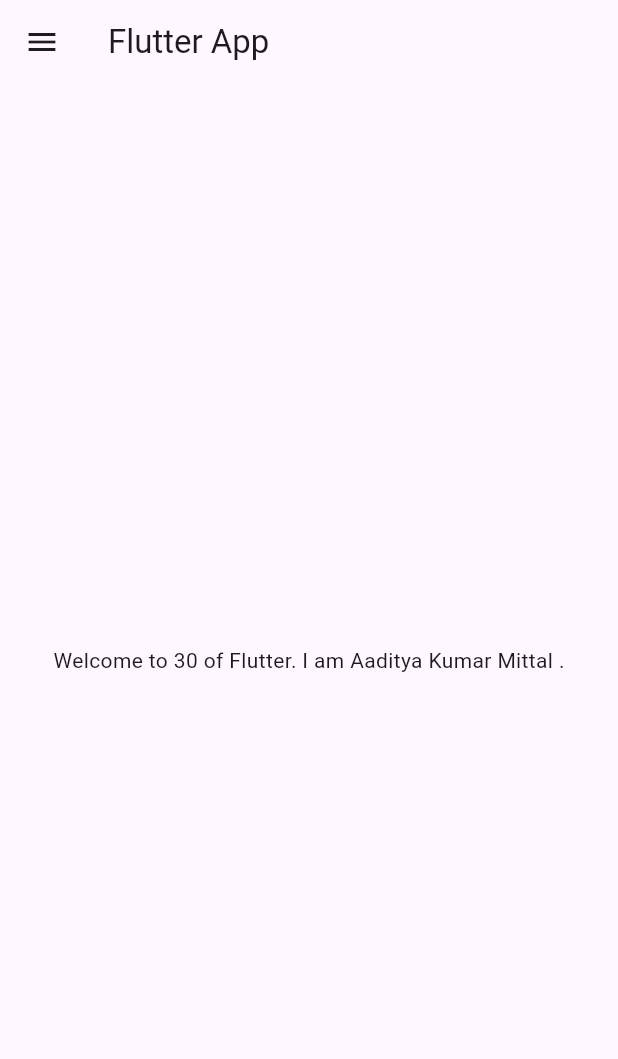
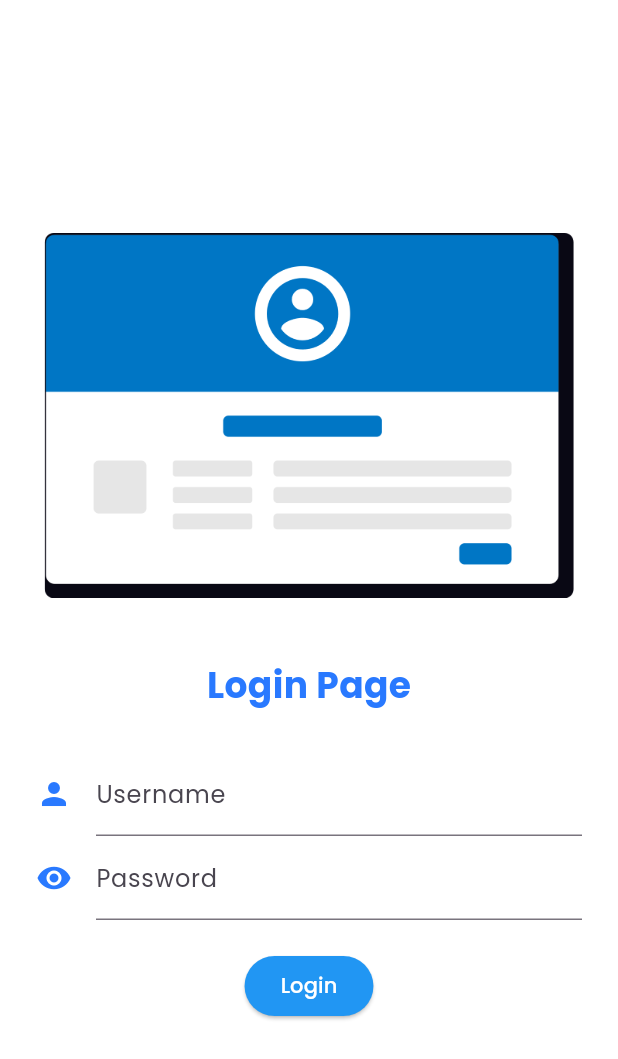
Before and after one commit to Aaditya-Kumar-Mittal/flutter_handson, a Flutter app: the screen it shows after launch, on a phone screen of 412 x 824 dp. Shown: the top 1059 px of the screen. Run offline on Flutter 3.47's test engine with Material 3 defaults, Android fonts, the light colour scheme and no system bars; our stand-ins replace google_fonts.

Commit message:
feat: Added Images and Google Fonts

```diff
--- a/lib/main.dart
+++ b/lib/main.dart
@@ -1,5 +1,7 @@
 import 'package:flutter/material.dart';
-import 'package:revision_flutter/HomePage.dart';
+import 'package:google_fonts/google_fonts.dart';
+import 'package:revision_flutter/pages/home_page.dart';
+import 'package:revision_flutter/pages/login_page.dart';
 
 void main() {
   runApp(const MyApp());
@@ -10,7 +12,26 @@ class MyApp extends StatelessWidget {
 
   // This widget is the root of your application.
   @override
+  // Everything is a widget in flutter.
+  // Almost 90% of them are widgets.
+  // Class will have first word capital whereas, function will be small.
   Widget build(BuildContext context) {
-    return MaterialApp(home: HomePage());
+    return MaterialApp(
+      themeMode: ThemeMode.light,
+      theme: ThemeData(
+        primarySwatch: Colors.blue,
+        primaryTextTheme: GoogleFonts.poppinsTextTheme(),
+        fontFamily: GoogleFonts.poppins().fontFamily,
+      ),
+      // darkTheme: ThemeData(brightness: Brightness.dark),
+      debugShowCheckedModeBanner: false,
+      initialRoute: "/",
+      routes: {
+        // Means default route
+        "/": (context) => LoginPage(),
+        "/home": (context) => HomePage(),
+        "/login": (context) => LoginPage(),
+      },
+    );
   }
 }
--- /dev/null
+++ b/lib/pages/login_page.dart
@@ -0,0 +1,65 @@
+import 'package:flutter/foundation.dart';
+import 'package:flutter/material.dart';
+
+class LoginPage extends StatelessWidget {
+  const LoginPage({super.key});
+
+  @override
+  Widget build(BuildContext context) {
+    return Material(
+      color: Colors.white,
+      child: Column(
+        mainAxisAlignment: MainAxisAlignment.center,
+        children: [
+          Image.asset("assets/images/login.png", fit: BoxFit.cover),
+          SizedBox(height: 20.0),
+          Text(
+            "Login Page",
+            style: TextStyle(
+              fontSize: 24,
+              fontWeight: FontWeight.bold,
+              color: Colors.blueAccent.shade400,
+            ),
+          ),
+          SizedBox(height: 20.0),
+          Padding(
+            padding: const EdgeInsets.symmetric(
+              vertical: 8.0,
+              horizontal: 24.0,
+            ),
+            child: Column(
+              children: [
+                TextField(
+                  decoration: InputDecoration(
+                    hintText: "Enter Username",
+                    labelText: "Username",
+                    icon: Icon(Icons.person, color: Colors.blueAccent.shade400),
+                  ),
+                ),
+                TextFormField(
+                  obscureText: true,
+                  decoration: InputDecoration(
+                    hintText: "Enter Password",
+                    labelText: "Password",
+                    icon: Icon(
+                      Icons.remove_red_eye_sharp,
+                      color: Colors.blueAccent.shade400,
+                    ),
+                  ),
+                ),
+                SizedBox(height: 20.0),
+                ElevatedButton(
+                  onPressed: () {
+                    print("Login Button Clicked");
+                  },
+                  child: Text("Login", style: TextStyle(color: Colors.white)),
+                  style: TextButton.styleFrom(backgroundColor: Colors.blue),
+                ),
+              ],
+            ),
+          ),
+        ],
+      ),
+    );
+  }
+}
--- a/pubspec.yaml
+++ b/pubspec.yaml
@@ -34,6 +34,7 @@ dependencies:
   # The following adds the Cupertino Icons font to your application.
   # Use with the CupertinoIcons class for iOS style icons.
   cupertino_icons: ^1.0.8
+  google_fonts: ^6.2.1
 
 dev_dependencies:
   flutter_test:
@@ -58,9 +59,8 @@ flutter:
   uses-material-design: true
 
   # To add assets to your application, add an assets section, like this:
-  # assets:
-  #   - images/a_dot_burr.jpeg
-  #   - images/a_dot_ham.jpeg
+  assets:
+    - assets/images/
 
   # An image asset can refer to one or more resolution-specific "variants", see
   # https://flutter.dev/to/resolution-aware-images
```
Also changed, not shown: assets/images/login.png (added), lib/pages/home_page.dart (renamed from lib/HomePage.dart), pubspec.lock, 2 other files.
